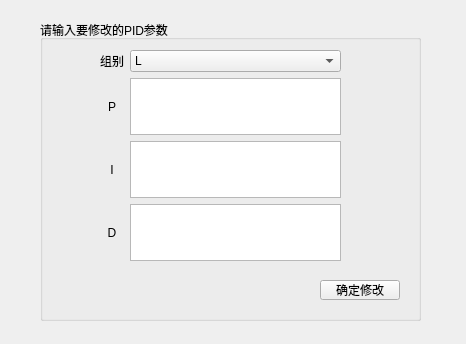
Old version of the form pid.ui in the repository Jake5626/SerialAssistant_InvertedPendulum.
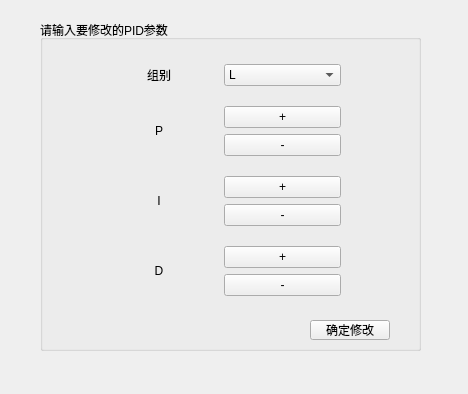
New version of the form.

Diff of the .ui file:
```diff
--- a/pid.ui
+++ b/pid.ui
@@ -6,8 +6,8 @@
    <rect>
     <x>0</x>
     <y>0</y>
-    <width>466</width>
-    <height>344</height>
+    <width>468</width>
+    <height>394</height>
    </rect>
   </property>
   <property name="windowTitle">
@@ -19,7 +19,7 @@
      <x>40</x>
      <y>20</y>
      <width>381</width>
-     <height>301</height>
+     <height>331</height>
     </rect>
    </property>
    <property name="title">
@@ -31,51 +31,111 @@
       <x>60</x>
       <y>30</y>
       <width>241</width>
-      <height>211</height>
+      <height>260</height>
      </rect>
     </property>
     <layout class="QGridLayout" name="gridLayout">
-     <item row="4" column="1">
-      <widget class="QTextEdit" name="textEdit_P"/>
-     </item>
-     <item row="5" column="1">
-      <widget class="QTextEdit" name="textEdit_I"/>
-     </item>
-     <item row="5" column="0">
-      <widget class="QLabel" name="label_2">
-       <property name="text">
-        <string>I</string>
-       </property>
-       <property name="alignment">
-        <set>Qt::AlignCenter</set>
-       </property>
-      </widget>
-     </item>
-     <item row="8" column="0">
-      <widget class="QLabel" name="label_4">
-       <property name="text">
-        <string>D</string>
-       </property>
-       <property name="alignment">
-        <set>Qt::AlignCenter</set>
-       </property>
-      </widget>
-     </item>
-     <item row="8" column="1">
-      <widget class="QTextEdit" name="textEdit_D"/>
-     </item>
      <item row="4" column="0">
-      <widget class="QLabel" name="label">
-       <property name="text">
-        <string>P</string>
-       </property>
-       <property name="alignment">
-        <set>Qt::AlignCenter</set>
-       </property>
-       <property name="margin">
-        <number>20</number>
-       </property>
-      </widget>
+      <layout class="QHBoxLayout" name="horizontalLayout">
+       <item>
+        <widget class="QLabel" name="label">
+         <property name="text">
+          <string>P</string>
+         </property>
+         <property name="alignment">
+          <set>Qt::AlignCenter</set>
+         </property>
+         <property name="margin">
+          <number>20</number>
+         </property>
+        </widget>
+       </item>
+      </layout>
+     </item>
+     <item row="3" column="0">
+      <layout class="QHBoxLayout" name="horizontalLayout_2">
+       <item>
+        <widget class="QLabel" name="label_3">
+         <property name="styleSheet">
+          <string notr="true">font: 20pt &quot;ADMUI3Lg&quot;;</string>
+         </property>
+         <property name="text">
+          <string>组别</string>
+         </property>
+         <property name="alignment">
+          <set>Qt::AlignCenter</set>
+         </property>
+        </widget>
+       </item>
+      </layout>
+     </item>
+     <item row="6" column="0">
+      <layout class="QHBoxLayout" name="horizontalLayout_4">
+       <item>
+        <widget class="QLabel" name="label_2">
+         <property name="text">
+          <string>I</string>
+         </property>
+         <property name="alignment">
+          <set>Qt::AlignCenter</set>
+         </property>
+        </widget>
+       </item>
+      </layout>
+     </item>
+     <item row="6" column="1">
+      <layout class="QVBoxLayout" name="verticalLayout_2">
+       <item>
+        <widget class="QPushButton" name="pushButton_3">
+         <property name="text">
+          <string>+</string>
+         </property>
+        </widget>
+       </item>
+       <item>
+        <widget class="QPushButton" name="pushButton_4">
+         <property name="text">
+          <string>-</string>
+         </property>
+        </widget>
+       </item>
+      </layout>
+     </item>
+     <item row="4" column="1">
+      <layout class="QVBoxLayout" name="verticalLayout">
+       <item>
+        <widget class="QPushButton" name="pushButton">
+         <property name="text">
+          <string>+</string>
+         </property>
+        </widget>
+       </item>
+       <item>
+        <widget class="QPushButton" name="pushButton_2">
+         <property name="text">
+          <string>-</string>
+         </property>
+        </widget>
+       </item>
+      </layout>
+     </item>
+     <item row="9" column="1">
+      <layout class="QVBoxLayout" name="verticalLayout_3">
+       <item>
+        <widget class="QPushButton" name="pushButton_5">
+         <property name="text">
+          <string>+</string>
+         </property>
+        </widget>
+       </item>
+       <item>
+        <widget class="QPushButton" name="pushButton_6">
+         <property name="text">
+          <string>-</string>
+         </property>
+        </widget>
+       </item>
+      </layout>
      </item>
      <item row="3" column="1">
       <widget class="QComboBox" name="comboBox">
@@ -99,26 +159,27 @@
        </item>
       </widget>
      </item>
-     <item row="3" column="0">
-      <widget class="QLabel" name="label_3">
-       <property name="styleSheet">
-        <string notr="true">font: 20pt &quot;ADMUI3Lg&quot;;</string>
-       </property>
-       <property name="text">
-        <string>组别</string>
-       </property>
-       <property name="alignment">
-        <set>Qt::AlignCenter</set>
-       </property>
-      </widget>
+     <item row="9" column="0">
+      <layout class="QHBoxLayout" name="horizontalLayout_6">
+       <item>
+        <widget class="QLabel" name="label_4">
+         <property name="text">
+          <string>D</string>
+         </property>
+         <property name="alignment">
+          <set>Qt::AlignCenter</set>
+         </property>
+        </widget>
+       </item>
+      </layout>
      </item>
     </layout>
    </widget>
    <widget class="QPushButton" name="pushButton_confirm">
     <property name="geometry">
      <rect>
-      <x>280</x>
-      <y>260</y>
+      <x>270</x>
+      <y>300</y>
       <width>80</width>
       <height>20</height>
      </rect>
```
